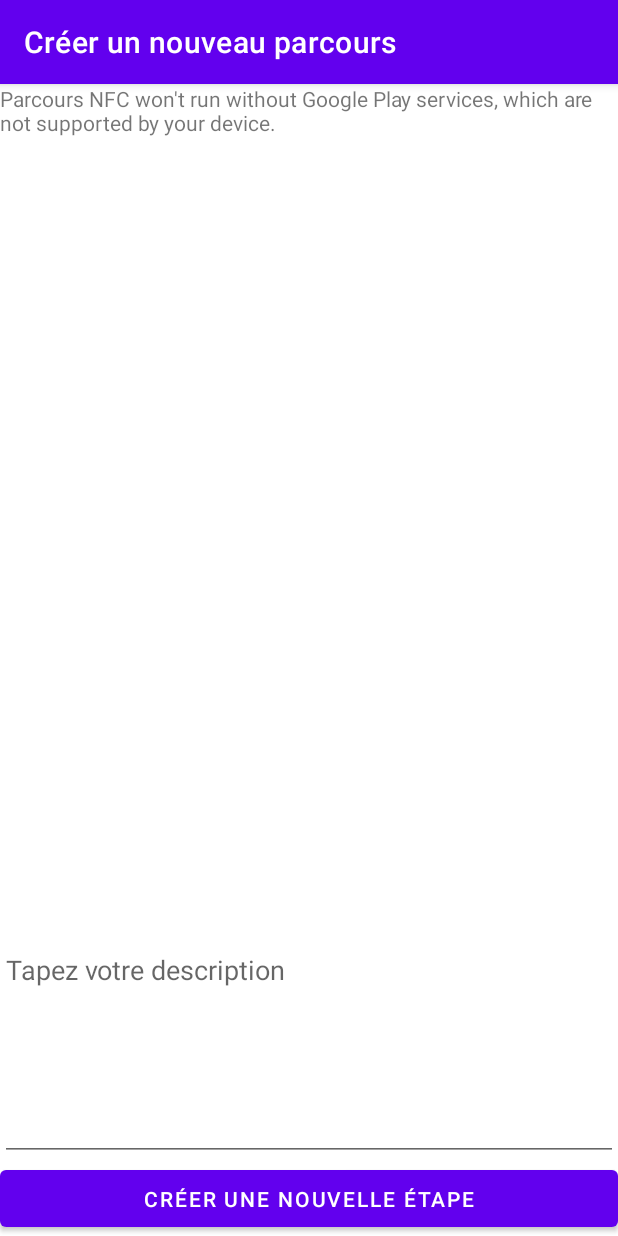
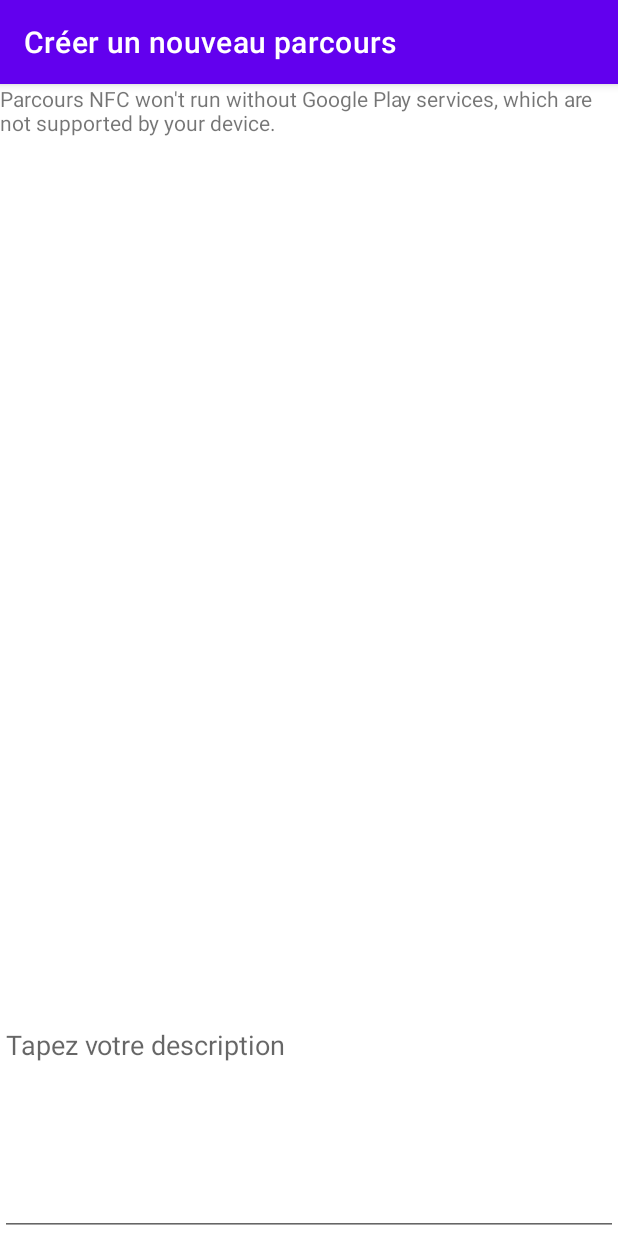
Before and after one commit to Ainorte/Parcours-NFC, an Android app: the screen it shows after launch (MainActivity), after a tap on "Créer un parcours", on a phone screen of 412 x 824 dp. Run offline under Robolectric (Android 15) with nearby library versions, the phone set to English and light mode, and no system bars; our stand-ins replace Room's generated code.

Commit message:
fix typo

```diff
--- a/app/src/main/java/com/mbds/bpst/parcoursnfc/fragments/CreateFragment.kt
+++ b/app/src/main/java/com/mbds/bpst/parcoursnfc/fragments/CreateFragment.kt
@@ -152,6 +152,7 @@ class CreateFragment : Fragment(), ActionNFC {
                     ndef.writeNdefMessage(ndefMessage)
                     ndef.close()
                     Toast.makeText(context, "Message écrit avec succès", Toast.LENGTH_SHORT).show()
+                    binding.descField.setText("")
                     //On récupère la localisation actuelle et on l'écrit en base de donnée
 
                     val newEtape = Etape("", LatLng(location.latitude, location.longitude), false)
--- a/app/src/main/res/layout/fragment_create.xml
+++ b/app/src/main/res/layout/fragment_create.xml
@@ -26,16 +26,7 @@
         app:layout_constraintStart_toStartOf="parent"
         app:layout_constraintEnd_toEndOf="parent"
         app:layout_constraintTop_toBottomOf="@id/mapFragment"
-        app:layout_constraintBottom_toTopOf="@id/createButton"
+        app:layout_constraintBottom_toBottomOf="parent"
         />
-    <com.google.android.material.button.MaterialButton
-        android:layout_width="match_parent"
-        android:layout_height="50dp"
-        android:id="@+id/createButton"
-        app:layout_constraintStart_toStartOf="parent"
-        app:layout_constraintEnd_toEndOf="parent"
-        app:layout_constraintTop_toBottomOf="@id/descField"
-        app:layout_constraintBottom_toBottomOf="parent"
-        android:text="@string/new_step"/>
 
 </androidx.constraintlayout.widget.ConstraintLayout>
```
